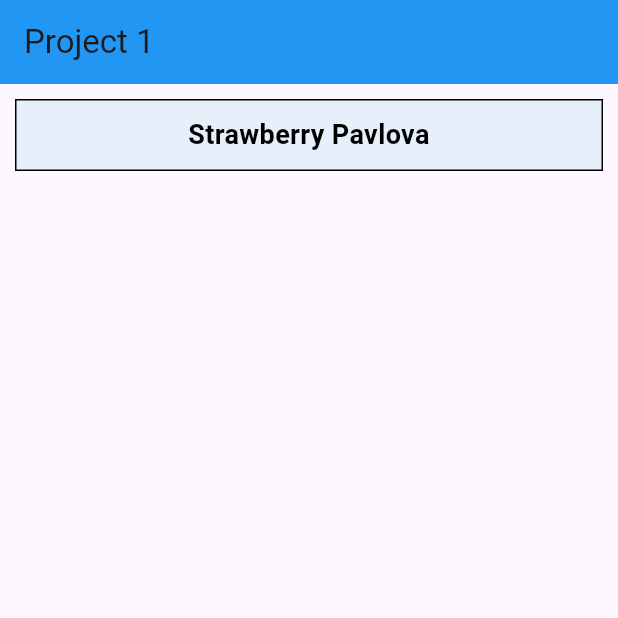
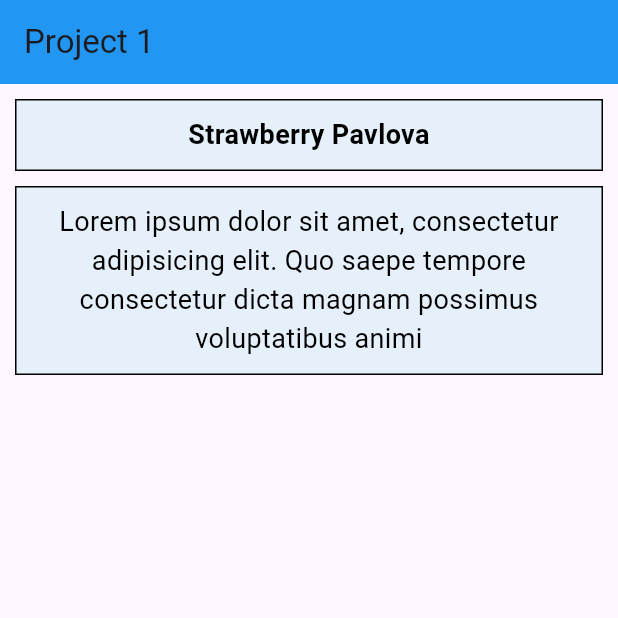
Before and after one commit to Sauzxa/Flutter-Projects, a Flutter app: the screen it shows after launch, on a phone screen of 412 x 824 dp, the top half of it. Run offline on Flutter 3.47's test engine with Material 3 defaults, Android fonts, the phone set to English and light mode, and no system bars.

Commit message:
adding the second Container

```diff
--- a/my_app/lib/main.dart
+++ b/my_app/lib/main.dart
@@ -15,15 +15,15 @@ class MyApp extends StatelessWidget {
               backgroundColor: Colors.blue,
             ),
             body: Container(
-                padding: EdgeInsets.all(10),
+                padding: const EdgeInsets.all(10),
                 child: Column(
                   children: [
                     Container(
                       width: 1000,
-                      padding: EdgeInsets.all(10),
+                      padding: const EdgeInsets.all(10),
                       alignment: Alignment.center,
                       decoration: BoxDecoration(
-                          color: Color(0xffe6f0fa),
+                          color: const Color(0xffe6f0fa),
                           border: Border.all(color: Colors.black)),
                       child: const Text(
                         "Strawberry Pavlova",
@@ -33,6 +33,23 @@ class MyApp extends StatelessWidget {
                             color: Colors.black,
                             fontSize: 18),
                       ),
+                    ),
+                    Container(
+                      width: 1000,
+                      padding: const EdgeInsets.all(10),
+                      alignment: Alignment.center,
+                      margin: const EdgeInsets.only(top: 10),
+                      decoration: BoxDecoration(
+                          color: const Color(0xffe6f0fa),
+                          border: Border.all(color: Colors.black)),
+                      child: const Text(
+                        "Lorem ipsum dolor sit amet, consectetur adipisicing elit. Quo saepe tempore consectetur dicta magnam possimus voluptatibus animi  ",
+                        textAlign: TextAlign.center,
+                        style: TextStyle(
+                            fontWeight: FontWeight.w400,
+                            color: Colors.black,
+                            fontSize: 18),
+                      ),
                     )
                   ],
                 ))));
```
